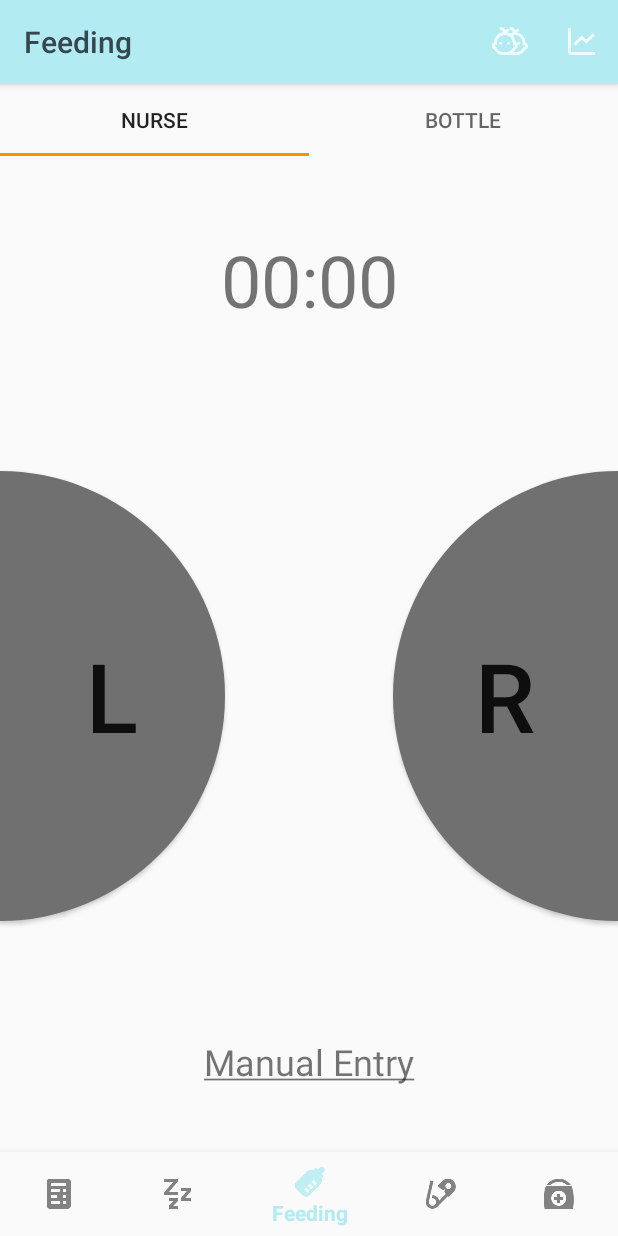
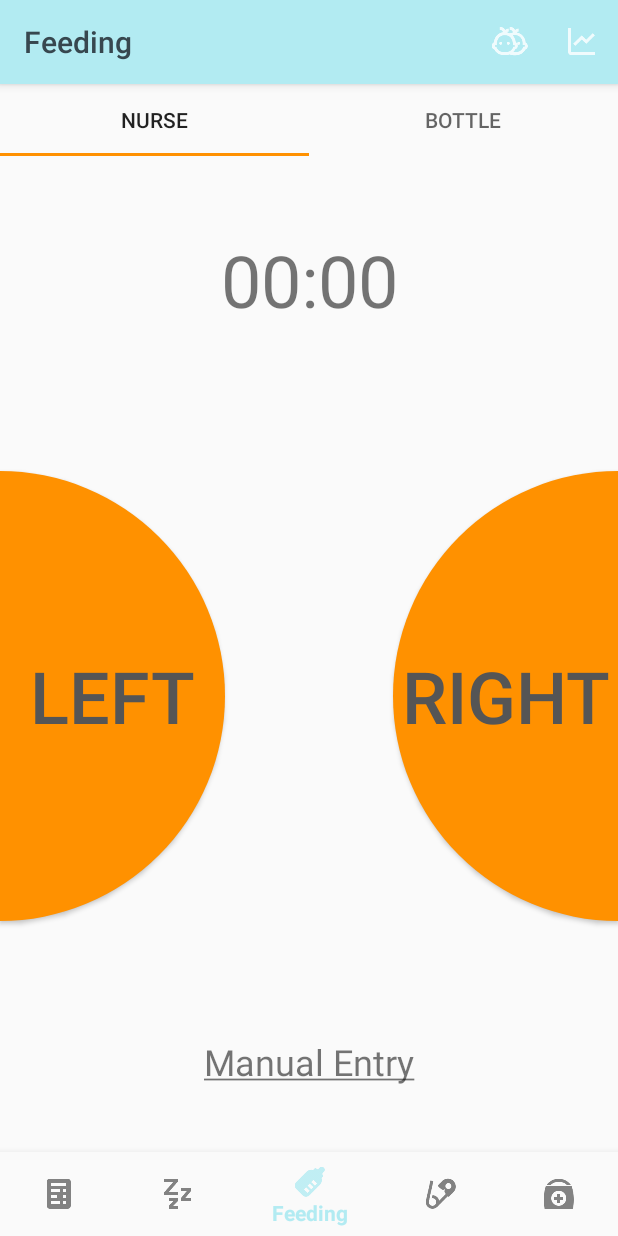
Before and after one commit to jonathan22nunez/nunezjonathan_poc, an Android app: the screen it shows after launch (MainActivity), item 3 of the bottom bar chosen, on a phone screen of 412 x 824 dp. Run offline under Robolectric (Android 15) with nearby library versions, the phone set to English and light mode, and no system bars; our stand-ins replace navigation-ui.

Commit message:
updated color on a few UI elements

```diff
--- a/app/src/main/res/drawable/half_circle_left_button.xml
+++ b/app/src/main/res/drawable/half_circle_left_button.xml
@@ -2,7 +2,7 @@
 <shape xmlns:android="http://schemas.android.com/apk/res/android"
     android:shape="rectangle">
 
-    <solid android:color="#707070"/>
+    <solid android:color="@color/colorAccent"/>
     <corners
         android:topRightRadius="500dp"
         android:bottomRightRadius="500dp"/>
--- a/app/src/main/res/drawable/half_circle_right_button.xml
+++ b/app/src/main/res/drawable/half_circle_right_button.xml
@@ -2,7 +2,7 @@
 <shape xmlns:android="http://schemas.android.com/apk/res/android"
     android:shape="rectangle">
 
-    <solid android:color="#707070"/>
+    <solid android:color="@color/colorAccent"/>
     <corners
         android:topLeftRadius="500dp"
         android:bottomLeftRadius="500dp"/>
--- a/app/src/main/res/drawable/round_button.xml
+++ b/app/src/main/res/drawable/round_button.xml
@@ -3,7 +3,7 @@
     <item android:state_enabled="true">
         <shape
             android:shape="oval">
-            <solid android:color="#707070"/>
+            <solid android:color="@color/colorAccent"/>
         </shape>
     </item>
 
--- a/app/src/main/res/layout/fragment_bottle.xml
+++ b/app/src/main/res/layout/fragment_bottle.xml
@@ -47,7 +47,9 @@
         android:layout_height="wrap_content"
         android:text="Finish"
         android:textSize="24sp"
+        android:textColor="#FFFFFF"
         android:visibility="gone"
+        android:background="#aedec9"
         app:layout_constraintStart_toStartOf="parent"
         app:layout_constraintEnd_toEndOf="parent"
         app:layout_constraintBottom_toBottomOf="parent"
--- a/app/src/main/res/layout/fragment_bottle_details.xml
+++ b/app/src/main/res/layout/fragment_bottle_details.xml
@@ -63,6 +63,8 @@
         android:layout_height="wrap_content"
         android:text="Save"
         android:textSize="24sp"
+        android:textColor="#FFFFFF"
+        android:background="#aedec9"
         app:layout_constraintStart_toStartOf="parent"
         app:layout_constraintEnd_toEndOf="parent"
         app:layout_constraintBottom_toBottomOf="parent"
--- a/app/src/main/res/layout/fragment_medication.xml
+++ b/app/src/main/res/layout/fragment_medication.xml
@@ -62,6 +62,8 @@
         android:layout_width="wrap_content"
         android:layout_height="wrap_content"
         android:text="Save"
+        android:textColor="#FFFFFF"
+        android:background="#aedec9"
         android:layout_gravity="center"
         android:layout_marginTop="24dp"/>
 
--- a/app/src/main/res/layout/fragment_nurse.xml
+++ b/app/src/main/res/layout/fragment_nurse.xml
@@ -28,8 +28,9 @@
         android:id="@+id/button_nurse_left_timer"
         android:layout_width="150dp"
         android:layout_height="300dp"
-        android:text="L"
-        android:textSize="64sp"
+        android:text="Left"
+        android:textSize="48sp"
+        android:textColor="#555555"
         android:background="@drawable/half_circle_left_button"
         app:layout_constraintTop_toTopOf="parent"
         app:layout_constraintStart_toStartOf="parent"
@@ -48,8 +49,9 @@
         android:id="@+id/button_nurse_right_timer"
         android:layout_width="150dp"
         android:layout_height="300dp"
-        android:text="R"
-        android:textSize="64sp"
+        android:text="Right"
+        android:textSize="48sp"
+        android:textColor="#555555"
         android:background="@drawable/half_circle_right_button"
         app:layout_constraintTop_toTopOf="parent"
         app:layout_constraintEnd_toEndOf="parent"
@@ -72,7 +74,9 @@
         android:layout_height="wrap_content"
         android:text="Save"
         android:textSize="24sp"
+        android:textColor="#FFFFFF"
         android:visibility="gone"
+        android:background="#aedec9"
         app:layout_constraintStart_toStartOf="parent"
         app:layout_constraintEnd_toEndOf="parent"
         app:layout_constraintBottom_toBottomOf="parent"
--- a/app/src/main/res/layout/fragment_sleep.xml
+++ b/app/src/main/res/layout/fragment_sleep.xml
@@ -21,6 +21,7 @@
         android:layout_height="250dp"
         android:text="START"
         android:textSize="64sp"
+        android:textColor="#555555"
         android:background="@drawable/round_button"
         app:layout_constraintTop_toTopOf="parent"
         app:layout_constraintStart_toStartOf="parent"
@@ -47,7 +48,9 @@
         android:layout_height="wrap_content"
         android:text="Save"
         android:textSize="24sp"
+        android:textColor="#FFFFFF"
         android:visibility="gone"
+        android:background="#aedec9"
         app:layout_constraintStart_toStartOf="parent"
         app:layout_constraintEnd_toEndOf="parent"
         app:layout_constraintBottom_toBottomOf="parent"
--- a/app/src/main/res/layout/fragment_temperature.xml
+++ b/app/src/main/res/layout/fragment_temperature.xml
@@ -38,6 +38,8 @@
         android:layout_width="wrap_content"
         android:layout_height="wrap_content"
         android:text="Save"
+        android:textColor="#FFFFFF"
+        android:background="#aedec9"
         android:layout_gravity="center"
         android:layout_marginTop="64dp"/>
 
```
Also changed, not shown: app/src/main/res/layout/fragment_symptom.xml (+8 -3 lines).
